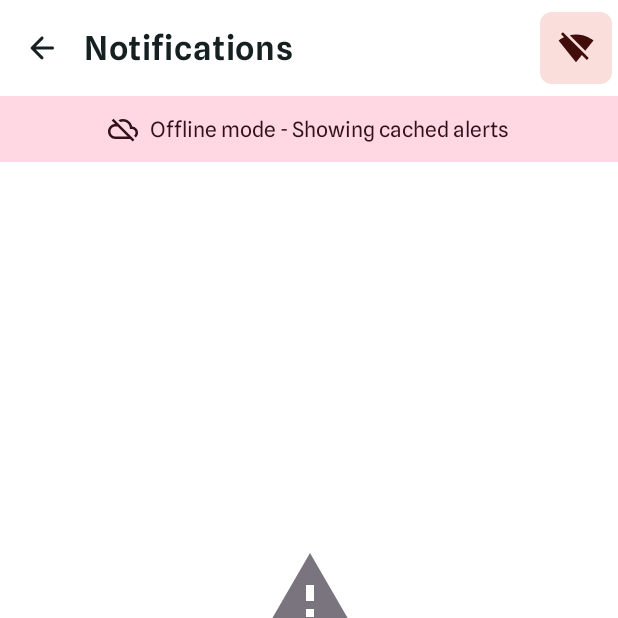
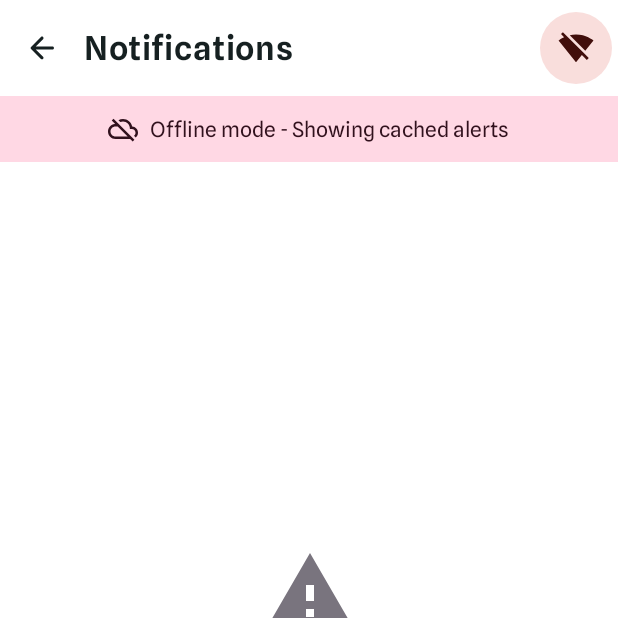
Before and after one commit to Grupo44-ISIS3510-202520/Kotlin, an Android app built with Jetpack Compose: the AlertsScreen screen opened through its navigation route, on a phone screen of 412 x 824 dp, the top half of it. Run offline under Robolectric (Android 15) with nearby library versions, the phone set to English and light mode, and no system bars; our stand-ins replace Dagger/Hilt's generated code, Firebase (no records; nobody signed in at launch, a user with empty details on screens opened directly).

Commit message:
CircleNetwork

```diff
--- a/app/src/main/java/com/example/brigadeapp/view/common/ConnectivityBanner.kt
+++ b/app/src/main/java/com/example/brigadeapp/view/common/ConnectivityBanner.kt
@@ -3,6 +3,7 @@ package com.example.brigadeapp.view.common
 import androidx.compose.foundation.background
 import androidx.compose.foundation.layout.Box
 import androidx.compose.foundation.layout.size
+import androidx.compose.foundation.shape.CircleShape
 import androidx.compose.foundation.shape.RoundedCornerShape
 import androidx.compose.material.icons.Icons
 import androidx.compose.material3.Icon
@@ -13,6 +14,7 @@ import androidx.compose.runtime.Composable
 import androidx.compose.ui.Alignment
 import androidx.compose.ui.Modifier
 import androidx.compose.ui.unit.dp
+import com.google.maps.android.compose.Circle
 
 @Composable
 fun ConnectivityBanner(
@@ -39,7 +41,7 @@ fun ConnectivityBanner(
     Box(
         modifier = Modifier
             .size(48.dp)
-            .background(color = backgroundColor, shape = RoundedCornerShape(8.dp)),
+            .background(color = backgroundColor, shape = CircleShape),
         contentAlignment = Alignment.Center
     ) {
         Icon(
```
